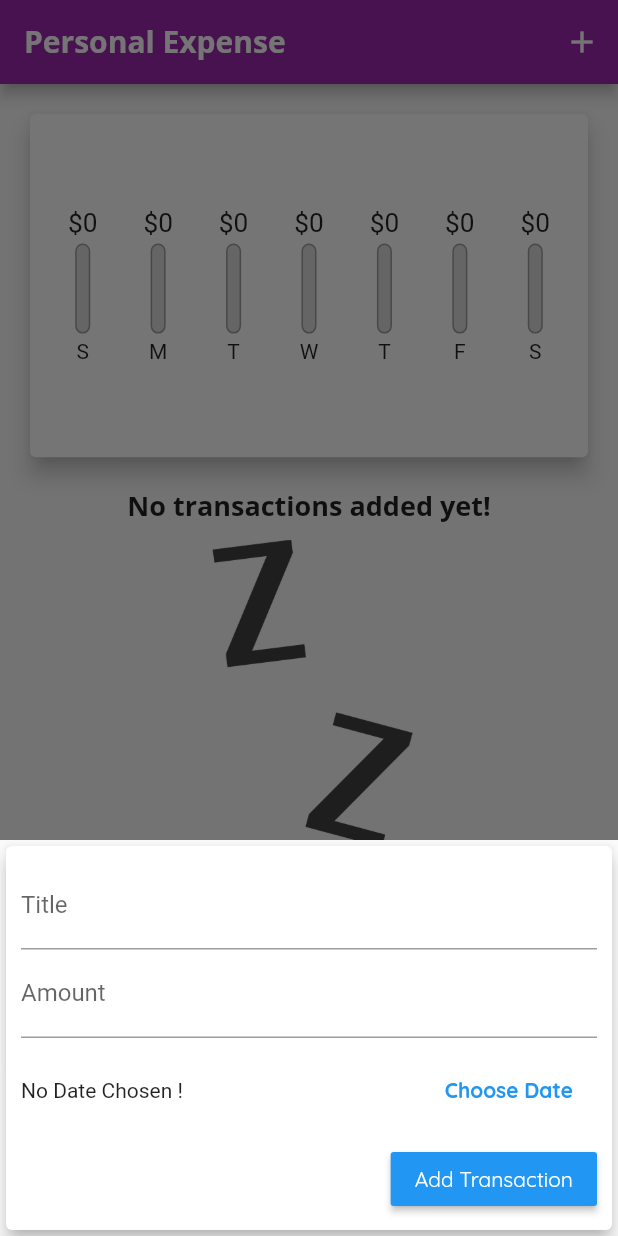
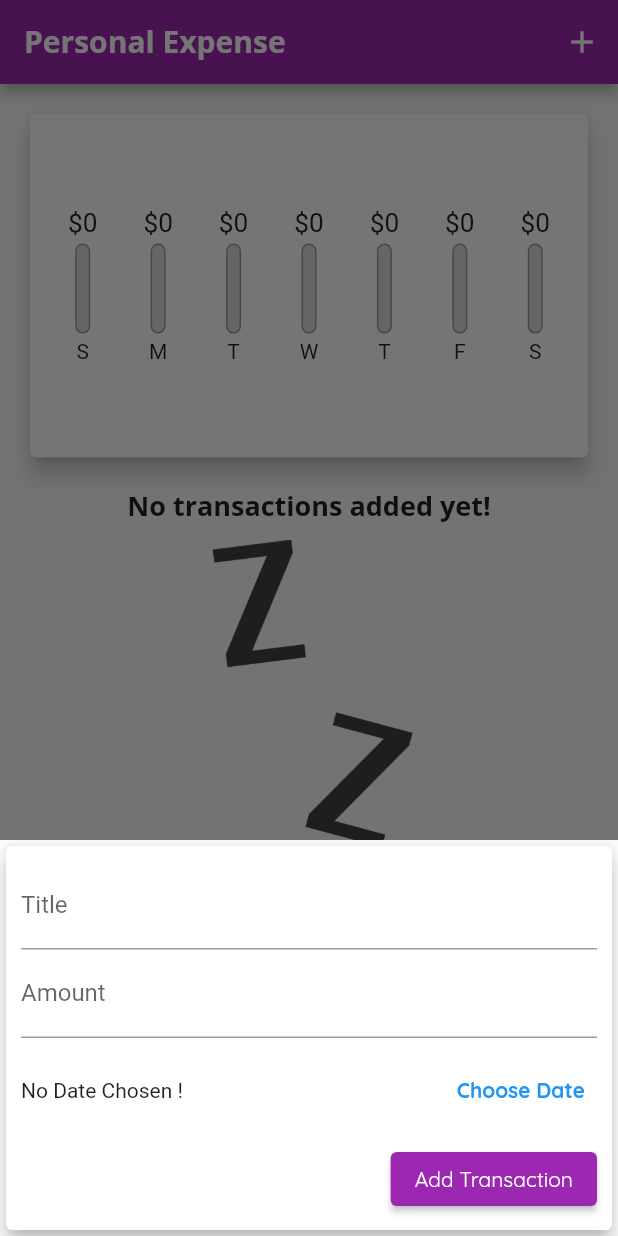
Before and after one commit to aleale2121/Flutter-Personal-Expense-App, a Flutter app: the screen it shows after launch, after a tap on the "add" icon, on a phone screen of 412 x 824 dp. Run offline on Flutter 3.47's test engine with Material 2 defaults, Android fonts, the phone set to English and light mode, and no system bars.

Commit message:
fix: resolve deprecated icobs

```diff
--- a/lib/widgets/new_transaction.dart
+++ b/lib/widgets/new_transaction.dart
@@ -1,5 +1,6 @@
 import 'package:flutter/material.dart';
 import 'package:intl/intl.dart';
+
 class NewTransaction extends StatefulWidget {
   final Function addTx;
 
@@ -16,13 +17,13 @@ class _NewTransactionState extends State<NewTransaction> {
 
   DateTime? _selectedDate;
 
-  void _submitData(){
-    if(_amountController.text.isEmpty){
+  void _submitData() {
+    if (_amountController.text.isEmpty) {
       return;
     }
-    final enteredTitle=_titleController.text;
-    final enteredAmount=double.parse(_amountController.text);
-    if(enteredTitle.isEmpty||enteredAmount<=0||_selectedDate==null){
+    final enteredTitle = _titleController.text;
+    final enteredAmount = double.parse(_amountController.text);
+    if (enteredTitle.isEmpty || enteredAmount <= 0 || _selectedDate == null) {
       return;
     }
     widget.addTx(
@@ -33,19 +34,19 @@ class _NewTransactionState extends State<NewTransaction> {
     //closes the modal after submit
     Navigator.of(context).pop();
   }
-  void _presentDatePicker(){
+
+  void _presentDatePicker() {
     showDatePicker(
             context: context,
             initialDate: DateTime.now(),
             firstDate: DateTime(2020),
-        lastDate: DateTime.now()
-    ).then((pickedDate) {
-       if(pickedDate==null){
+            lastDate: DateTime.now())
+        .then((pickedDate) {
+      if (pickedDate == null) {
         return;
       }
       setState(() {
-         _selectedDate=pickedDate;
-
+        _selectedDate = pickedDate;
       });
     });
   }
@@ -60,7 +61,7 @@ class _NewTransactionState extends State<NewTransaction> {
             top: 10,
             left: 10,
             right: 10,
-            bottom: MediaQuery.of(context).viewInsets.bottom+10,
+            bottom: MediaQuery.of(context).viewInsets.bottom + 10,
           ),
           child: Column(
             crossAxisAlignment: CrossAxisAlignment.end,
@@ -68,42 +69,49 @@ class _NewTransactionState extends State<NewTransaction> {
               TextField(
                 decoration: InputDecoration(labelText: 'Title'),
                 controller: _titleController,
-                onSubmitted: (_)=>_submitData(),
+                onSubmitted: (_) => _submitData(),
               ),
               TextField(
                 decoration: InputDecoration(labelText: 'Amount'),
                 controller: _amountController,
                 keyboardType: TextInputType.number,
                 //- indicates i get an argument but i don't care about it
-                onSubmitted: (_)=>_submitData(),
+                onSubmitted: (_) => _submitData(),
               ),
               Container(
                 height: 70,
                 child: Row(
-                  children:[
+                  children: [
                     Expanded(
-                      child: Text(_selectedDate==null
-                          ?'No Date Chosen !'
-                          :'Picked Date: ${DateFormat.yMd().format(_selectedDate!)}',),
+                      child: Text(
+                        _selectedDate == null
+                            ? 'No Date Chosen !'
+                            : 'Picked Date: ${DateFormat.yMd().format(_selectedDate!)}',
                       ),
-                    FlatButton(
-                      textColor: Theme.of(context).primaryColor,
+                    ),
+                    TextButton(
                         onPressed: _presentDatePicker,
                         child: Text(
                           'Choose Date',
                           style: TextStyle(
                             fontWeight: FontWeight.bold,
+                            color: Theme.of(context).primaryColor,
                           ),
-                        )
-                    )
+                        ))
                   ],
                 ),
               ),
-              RaisedButton(
-                child: Text('Add Transaction'),
-                color: Theme.of(context).primaryColor,
-                textColor: Theme.of(context).textTheme.button!.color,
-                onPressed:_submitData,
+              ElevatedButton(
+                child: Text(
+                  'Add Transaction',
+                  style: TextStyle(
+                    color: Theme.of(context).textTheme.button!.color,
+                  ),
+                ),
+                onPressed: _submitData,
+                style: ElevatedButton.styleFrom(
+                  onPrimary: Theme.of(context).primaryColor,
+                ),
               ),
             ],
           ),
```
Also changed, not shown: lib/widgets/transaction_list.dart (+5 -3 lines). Lines whose indentation alone changed are shown as unchanged.
